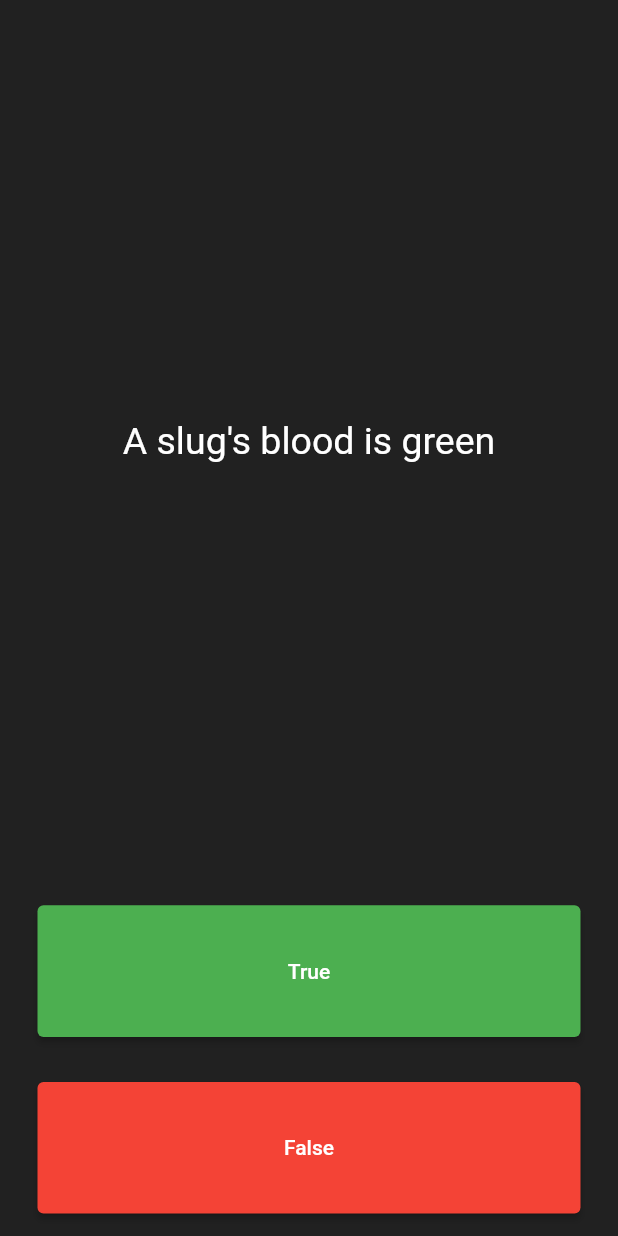
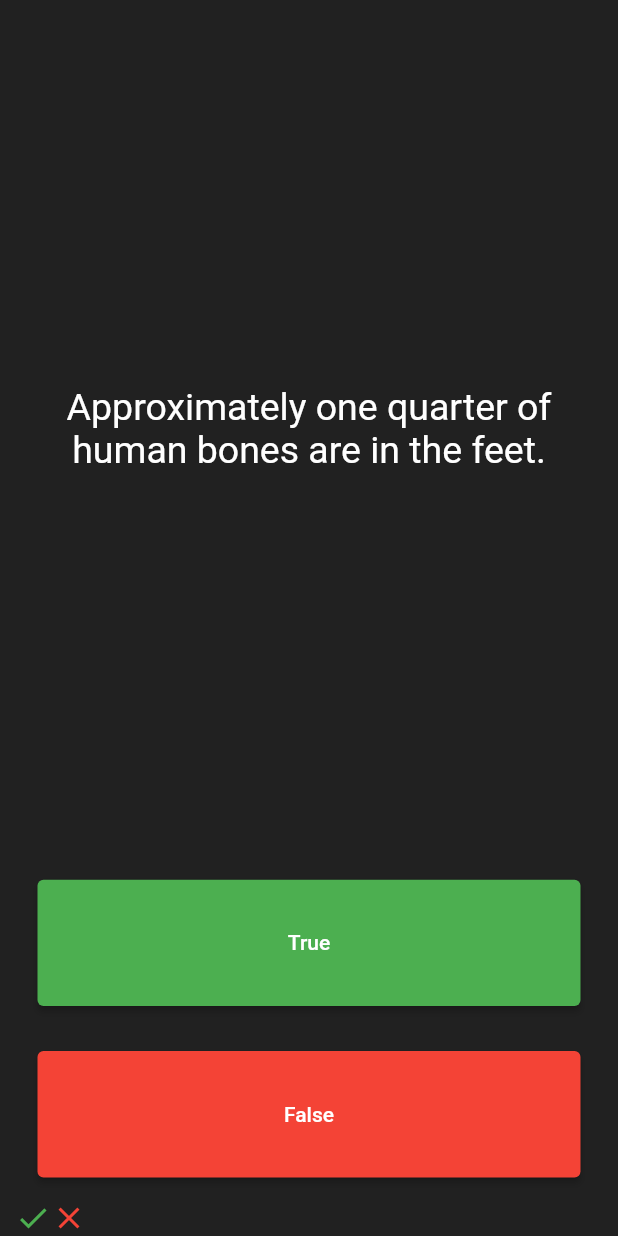
Before and after one commit to FendyHaddad/Quizzler, a Flutter app: the screen it shows after launch, after a tap on "True", after a tap on "False", on a phone screen of 412 x 824 dp. Run offline on Flutter 3.47's test engine with Material 2 defaults, Android fonts, the phone set to English and light mode, and no system bars.

Commit message:
Final Commit

```diff
--- a/lib/main.dart
+++ b/lib/main.dart
@@ -1,6 +1,9 @@
-// ignore_for_file: prefer_const_constructors, prefer_const_literals_to_create_immutables
+// ignore_for_file: prefer_const_constructors, prefer_const_literals_to_create_immutables, avoid_print, import_of_legacy_library_into_null_safe
 
 import 'package:flutter/material.dart';
+import 'quiz_brain.dart';
+
+QuizBrain quizBrain = QuizBrain();
 
 void main() => runApp(const Quizzler());
 
@@ -30,13 +33,16 @@ class Quizpage extends StatefulWidget {
 }
 
 class _QuizpageState extends State<Quizpage> {
-  List<Icon> scoreKeeper = [];
-  List<String> questions = [
-    'You can lead a cow downstairs but not upstairs',
-    'Approximately one quarter of human bones are in the feet',
-    'A slug\'s blood is green'
+  List<Icon> scoreKeeper = [
+    Icon(
+      Icons.check,
+      color: Colors.green,
+    ),
+    Icon(
+      Icons.close,
+      color: Colors.red,
+    )
   ];
-  int questionNumber = 0;
 
   @override
   Widget build(BuildContext context) {
@@ -50,7 +56,7 @@ class _QuizpageState extends State<Quizpage> {
             padding: EdgeInsets.all(10.0),
             child: Center(
               child: Text(
-                questions[questionNumber],
+                quizBrain.getQuestionText(),
                 textAlign: TextAlign.center,
                 style: TextStyle(
                   fontSize: 25.0,
@@ -65,8 +71,14 @@ class _QuizpageState extends State<Quizpage> {
             padding: EdgeInsets.all(15.0),
             child: ElevatedButton(
               onPressed: () {
+                bool correctAnswer = quizBrain.getAnswer();
+                if (correctAnswer == true) {
+                  print('You Got It Right');
+                } else {
+                  print('You Got It Wrong');
+                }
                 setState(() {
-                  questionNumber++;
+                  quizBrain.nextQuestion();
                 });
               },
               style: ElevatedButton.styleFrom(
@@ -83,8 +95,14 @@ class _QuizpageState extends State<Quizpage> {
             padding: EdgeInsets.all(15.0),
             child: ElevatedButton(
               onPressed: () {
+                bool correctAnswer = quizBrain.getAnswer();
+                if (correctAnswer == false) {
+                  print('You Got It Right');
+                } else {
+                  print('You Got It Wrong');
+                }
                 setState(() {
-                  questionNumber++;
+                  quizBrain.nextQuestion();
                 });
               },
               style: ElevatedButton.styleFrom(
--- /dev/null
+++ b/lib/question.dart
@@ -0,0 +1,9 @@
+class Question {
+  late String questionText;
+  late bool questionAnswer;
+
+  Question(String q, bool a) {
+    questionText = q;
+    questionAnswer = a;
+  }
+}
--- /dev/null
+++ b/lib/quiz_brain.dart
@@ -0,0 +1,48 @@
+// ignore_for_file: unnecessary_string_escapes
+
+import 'question.dart';
+
+class QuizBrain {
+  int _questionNumber = 0;
+  final List<Question> _questionBank = [
+    Question('Some cats are actually allergic to humans', true),
+    Question('You can lead a cow down stairs but not up stairs.', false),
+    Question('Approximately one quarter of human bones are in the feet.', true),
+    Question('A slug\'s blood is green.', true),
+    Question('Buzz Aldrin\'s mother\'s maiden name was \"Moon\".', true),
+    Question('It is illegal to pee in the Ocean in Portugal.', true),
+    Question(
+        'No piece of square dry paper can be folded in half more than 7 times.',
+        false),
+    Question(
+        'In London, UK, if you happen to die in the House of Parliament, you are technically entitled to a state funeral, because the building is considered too sacred a place.',
+        true),
+    Question(
+        'The loudest sound produced by any animal is 188 decibels. That animal is the African Elephant.',
+        false),
+    Question(
+        'The total surface area of two human lungs is approximately 70 square metres.',
+        true),
+    Question('Google was originally called \"Backrub\".', true),
+    Question(
+        'Chocolate affects a dog\'s heart and nervous system; a few ounces are enough to kill a small dog.',
+        true),
+    Question(
+        'In West Virginia, USA, if you accidentally hit an animal with your car, you are free to take it home to eat.',
+        true),
+  ];
+
+  void nextQuestion() {
+    if (_questionNumber < _questionBank.length - 1) {
+      _questionNumber++;
+    }
+  }
+
+  String getQuestionText() {
+    return _questionBank[_questionNumber].questionText;
+  }
+
+  bool getAnswer() {
+    return _questionBank[_questionNumber].questionAnswer;
+  }
+}
```
